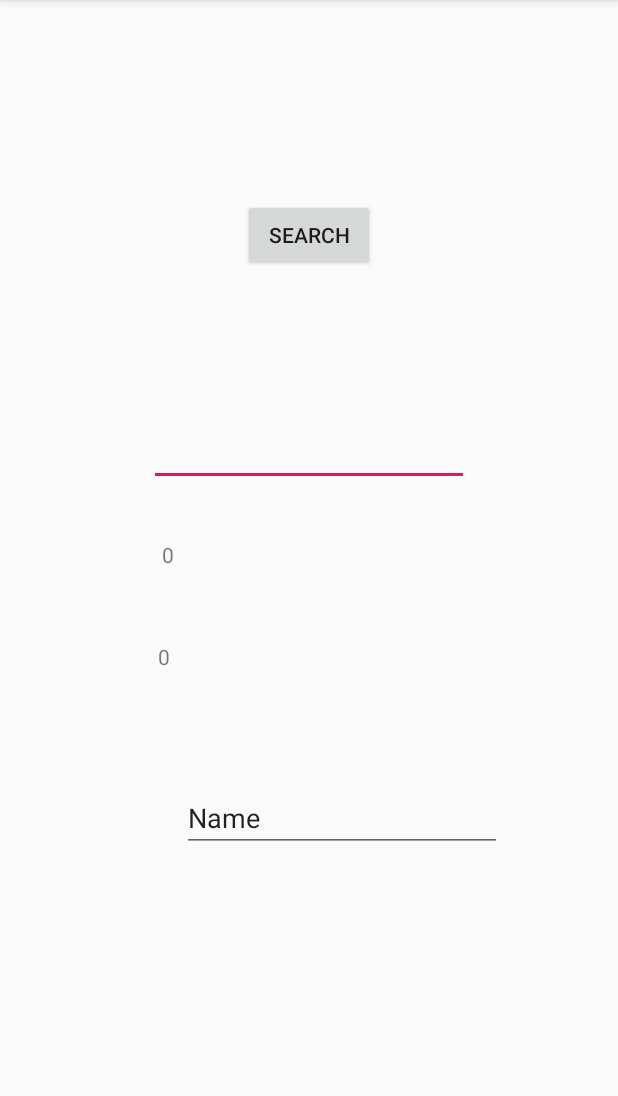
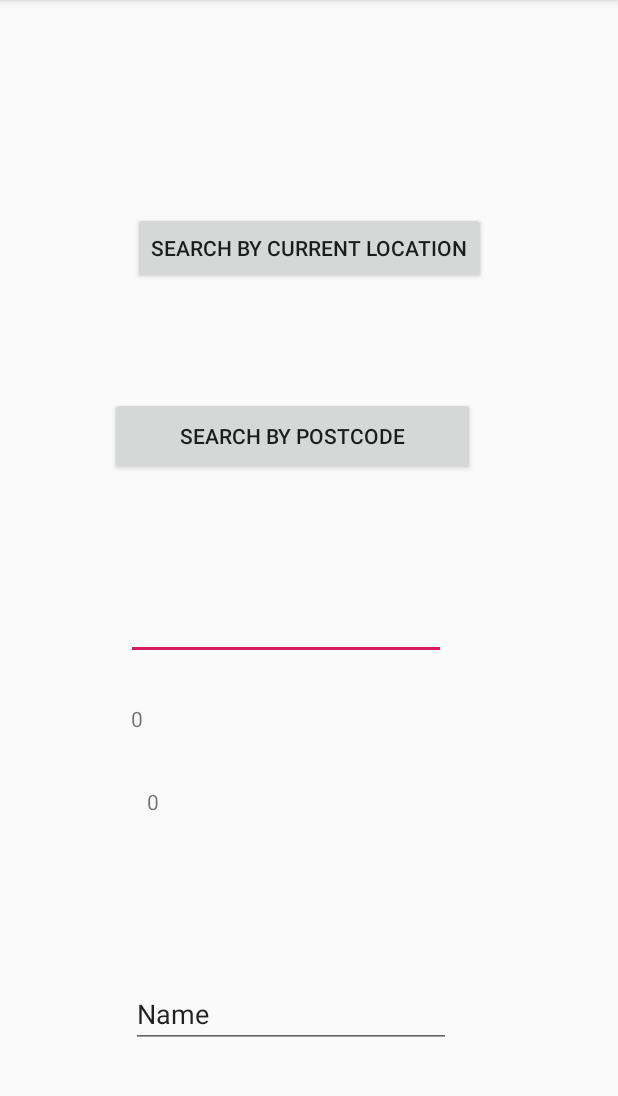
Before and after one commit to AdamPhilipSmith/HygieneRatingApp, an Android app: the screen it shows after launch (MainActivity), on a phone screen of 412 x 824 dp, the part 84-1180 px from its top. Run offline under Robolectric (Android 15) with nearby library versions, the phone set to English and light mode, and no system bars.

Commit message:
First attempt at postcode search. Location search still not working properly

```diff
--- a/app/src/main/java/com/example/hygieneratingapp/MainActivity.java
+++ b/app/src/main/java/com/example/hygieneratingapp/MainActivity.java
@@ -14,6 +14,7 @@ import android.net.NetworkInfo;
 import android.os.Bundle;
 import android.os.StrictMode;
 import android.view.View;
+import android.widget.Button;
 import android.widget.EditText;
 import android.widget.TextView;
 
@@ -35,8 +36,8 @@ public class MainActivity extends AppCompatActivity {
     EditText input;
     private double lat;
     private double lng;
-    private String stringLat = "test";
-    private String stringLng = "test2";
+    //private double lat2;
+
     @Override
 
 
@@ -87,13 +88,16 @@ public class MainActivity extends AppCompatActivity {
                 public void onLocationChanged(Location location){
                     lat = location.getLatitude();
                     lng = location.getLongitude();
-                    stringLat = Double.toString(lat);
-                    stringLng = Double.toString(lng);
+                    // String stringLat = Double.toString(lat);
+                    //final String stringLng = Double.toString(lng);
 
-                    String test = ( ""+ stringLat + stringLng );
-                    ((TextView) findViewById(R.id.testBox)).setText(test);
+                    // test = ( ""+ stringLat + stringLng );
+
                     ((TextView) findViewById(R.id.latTextView)).setText(""+lat);
                     ((TextView) findViewById(R.id.lngTextView)).setText(""+lng);
+                    //lat2 = lat;
+
+
 
                 }
                 @Override
@@ -114,15 +118,28 @@ public class MainActivity extends AppCompatActivity {
 
 
 
-                TextView latTextView = findViewById(R.id.latTextView);
-                TextView lngTextView = findViewById(R.id.lngTextView);
-                String stringLat = latTextView.getText().toString();
-                String stringLng = lngTextView.getText().toString();
+                //TextView latTextView = findViewById(R.id.latTextView);
+                //TextView lngTextView = findViewById(R.id.lngTextView);
+                //String stringLat = latTextView.getText().toString();
+               // String stringLng = lngTextView.getText().toString();
 
+                //String test = ("test" + lat2 + lng );
+                //((TextView) findViewById(R.id.testBox)).setText(test);
+                //String test = ("http://sandbox.kriswelsh.com/hygieneapi/hygiene.php?op=search_location&lat=" + stringLat + "&long=" + stringLng );
 
-                String test = ("http://sandbox.kriswelsh.com/hygieneapi/hygiene.php?op=search_location&lat=" + stringLat + "&long=" + stringLng );
-                URL url = new URL("http://sandbox.kriswelsh.com/hygieneapi/hygiene.php?op=search_location&lat=" + lat + "&long=" + lng );
+                //assigns variables to buttons
+                Button one = findViewById(R.id.SearchByLocation);
+                Button two = findViewById(R.id.SearchByPostCode);
+               URL url;
 
+                if (one.isPressed() == true) {
+                    url = new URL("http://sandbox.kriswelsh.com/hygieneapi/hygiene.php?op=search_location&lat=" + lat + "&long=" + lng);
+                }
+
+                if (two.isPressed() == true) {
+
+                    url = new URL("http://sandbox.kriswelsh.com/hygieneapi/hygiene.php?op=search_location&lat=" + lat + "&long=" + lng);
+                }
                 //Test
 
                 URLConnection connection = url.openConnection();
@@ -148,4 +165,6 @@ public class MainActivity extends AppCompatActivity {
             input.setText("ERROR2");
         }
     }
+
+
 }
--- a/app/src/main/res/layout/activity_main.xml
+++ b/app/src/main/res/layout/activity_main.xml
@@ -10,61 +10,76 @@
         android:id="@+id/editText"
         android:layout_width="wrap_content"
         android:layout_height="wrap_content"
-        android:layout_marginBottom="22dp"
+        android:layout_marginStart="84dp"
+        android:layout_marginBottom="29dp"
         android:ems="10"
         android:inputType="textPersonName"
         app:layout_constraintBottom_toTopOf="@+id/latTextView"
-        app:layout_constraintEnd_toEndOf="parent"
         app:layout_constraintStart_toStartOf="parent"
-        app:layout_constraintTop_toBottomOf="@+id/button2"
+        app:layout_constraintTop_toBottomOf="@+id/SearchByPostCode"
         tools:text="0" />
 
     <Button
-        android:id="@+id/button2"
+        android:id="@+id/SearchByLocation"
         android:layout_width="wrap_content"
         android:layout_height="wrap_content"
-        android:layout_marginTop="118dp"
-        android:layout_marginBottom="83dp"
+        android:layout_marginTop="141dp"
+        android:layout_marginBottom="75dp"
         android:onClick="Search"
-        android:text="@string/Search"
-        app:layout_constraintBottom_toTopOf="@+id/editText"
+        android:text="@string/SearchByLocation"
+        app:layout_constraintBottom_toTopOf="@+id/SearchByPostCode"
         app:layout_constraintEnd_toEndOf="parent"
         app:layout_constraintStart_toStartOf="parent"
         app:layout_constraintTop_toTopOf="parent" />
 
     <TextView
         android:id="@+id/latTextView"
-        android:layout_width="196dp"
-        android:layout_height="21dp"
-        android:layout_marginBottom="32dp"
+        android:layout_width="0dp"
+        android:layout_height="0dp"
+        android:layout_marginStart="14dp"
+        android:layout_marginEnd="14dp"
+        android:layout_marginBottom="21dp"
         android:text="0"
         app:layout_constraintBottom_toTopOf="@+id/lngTextView"
-        app:layout_constraintEnd_toEndOf="parent"
-        app:layout_constraintStart_toStartOf="parent"
+        app:layout_constraintEnd_toEndOf="@+id/editText"
+        app:layout_constraintStart_toStartOf="@+id/SearchByPostCode"
         app:layout_constraintTop_toBottomOf="@+id/editText" />
 
     <TextView
         android:id="@+id/lngTextView"
-        android:layout_width="201dp"
-        android:layout_height="20dp"
-        android:layout_marginBottom="305dp"
+        android:layout_width="0dp"
+        android:layout_height="0dp"
+        android:layout_marginStart="9dp"
+        android:layout_marginEnd="9dp"
+        android:layout_marginBottom="95dp"
         android:text="0"
-        app:layout_constraintBottom_toBottomOf="parent"
-        app:layout_constraintEnd_toEndOf="parent"
-        app:layout_constraintStart_toStartOf="parent"
+        app:layout_constraintBottom_toTopOf="@+id/testBox"
+        app:layout_constraintEnd_toEndOf="@+id/editText"
+        app:layout_constraintStart_toStartOf="@+id/SearchByLocation"
         app:layout_constraintTop_toBottomOf="@+id/latTextView" />
 
     <EditText
         android:id="@+id/testBox"
         android:layout_width="wrap_content"
         android:layout_height="wrap_content"
-        android:layout_marginTop="188dp"
-        android:layout_marginEnd="77dp"
-        android:layout_marginBottom="189dp"
+        android:layout_marginStart="87dp"
+        android:layout_marginBottom="69dp"
         android:ems="10"
         android:inputType="textPersonName"
         android:text="Name"
         app:layout_constraintBottom_toBottomOf="parent"
-        app:layout_constraintEnd_toEndOf="parent"
-        app:layout_constraintTop_toBottomOf="@+id/editText" />
+        app:layout_constraintStart_toStartOf="parent"
+        app:layout_constraintTop_toBottomOf="@+id/lngTextView" />
+
+    <Button
+        android:id="@+id/SearchByPostCode"
+        android:layout_width="243dp"
+        android:layout_height="52dp"
+        android:layout_marginStart="73dp"
+        android:layout_marginBottom="78dp"
+        android:onClick="Search"
+        android:text="@string/SearchByPostcode"
+        app:layout_constraintBottom_toTopOf="@+id/editText"
+        app:layout_constraintStart_toStartOf="parent"
+        app:layout_constraintTop_toBottomOf="@+id/SearchByLocation" />
 </androidx.constraintlayout.widget.ConstraintLayout>
--- a/app/src/main/res/values/strings.xml
+++ b/app/src/main/res/values/strings.xml
@@ -1,4 +1,8 @@
 <resources>
     <string name="app_name">Hygiene Rating App</string>
-    <string name="Search">Search</string>
+    <string name="SearchByLocation">Search by Current Location</string>
+    <string name="SearchByName">Search by Name</string>
+    <string name="SearchByPostcode">Search by Postcode</string>
+    <string name="ShowRecent">Show Recently Rated</string>
+
 </resources>
```
